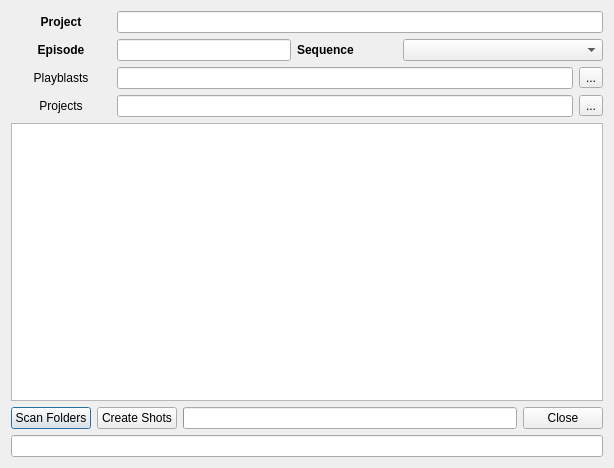
Qt form module/wildchildanimation/gui/forms/maya/breakout_upload_dialog.ui (dearyangyu/swing) before a commit.
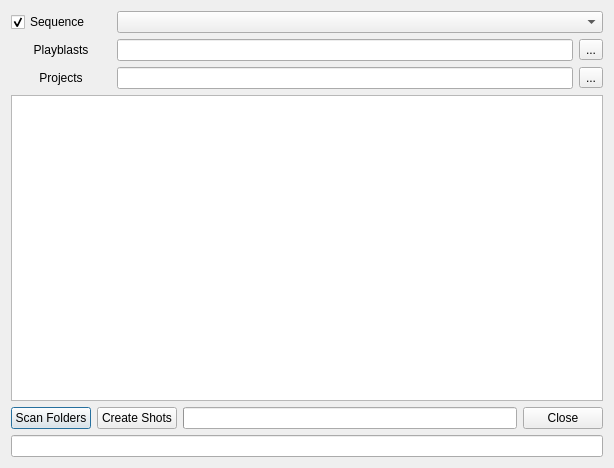
The same form after that commit.

What changed in the file:
```diff
--- a/module/wildchildanimation/gui/forms/maya/breakout_upload_dialog.ui
+++ b/module/wildchildanimation/gui/forms/maya/breakout_upload_dialog.ui
@@ -24,105 +24,21 @@
     <layout class="QHBoxLayout" name="horizontalLayoutProject">
      <item>
       <layout class="QVBoxLayout" name="verticalLayoutProject">
-       <item>
-        <layout class="QHBoxLayout" name="horizontalLayoutProjectTitle">
-         <item>
-          <widget class="QLabel" name="labelProject">
-           <property name="minimumSize">
-            <size>
-             <width>100</width>
-             <height>0</height>
-            </size>
-           </property>
-           <property name="font">
-            <font>
-             <weight>75</weight>
-             <bold>true</bold>
-            </font>
-           </property>
-           <property name="text">
-            <string>Project</string>
-           </property>
-           <property name="alignment">
-            <set>Qt::AlignCenter</set>
-           </property>
-          </widget>
-         </item>
-         <item>
-          <widget class="QLineEdit" name="lineEditProject"/>
-         </item>
-        </layout>
-       </item>
        <item>
         <layout class="QHBoxLayout" name="horizontalLayoutEpisodeSequence">
          <item>
-          <widget class="QLabel" name="labelShotEpisode">
-           <property name="sizePolicy">
-            <sizepolicy hsizetype="Fixed" vsizetype="Fixed">
-             <horstretch>0</horstretch>
-             <verstretch>0</verstretch>
-            </sizepolicy>
-           </property>
+          <widget class="QCheckBox" name="checkBoxSequence">
            <property name="minimumSize">
             <size>
              <width>100</width>
              <height>0</height>
             </size>
-           </property>
-           <property name="maximumSize">
-            <size>
-             <width>60</width>
-             <height>16777215</height>
-            </size>
-           </property>
-           <property name="font">
-            <font>
-             <weight>75</weight>
-             <bold>true</bold>
-            </font>
-           </property>
-           <property name="text">
-            <string>Episode</string>
-           </property>
-           <property name="alignment">
-            <set>Qt::AlignCenter</set>
-           </property>
-          </widget>
-         </item>
-         <item>
-          <widget class="QLineEdit" name="lineEditEpisode"/>
-         </item>
-         <item>
-          <widget class="QLabel" name="labelShotSequence">
-           <property name="sizePolicy">
-            <sizepolicy hsizetype="Fixed" vsizetype="Fixed">
-             <horstretch>0</horstretch>
-             <verstretch>0</verstretch>
-            </sizepolicy>
-           </property>
-           <property name="minimumSize">
-            <size>
-             <width>100</width>
-             <height>0</height>
-            </size>
-           </property>
-           <property name="maximumSize">
-            <size>
-             <width>60</width>
-             <height>16777215</height>
-            </size>
-           </property>
-           <property name="font">
-            <font>
-             <weight>75</weight>
-             <bold>true</bold>
-            </font>
            </property>
            <property name="text">
             <string>Sequence</string>
            </property>
-           <property name="alignment">
-            <set>Qt::AlignLeading|Qt::AlignLeft|Qt::AlignVCenter</set>
+           <property name="checked">
+            <bool>true</bool>
            </property>
           </widget>
          </item>
@@ -190,7 +106,11 @@
           </widget>
          </item>
          <item>
-          <widget class="QLineEdit" name="lineEditPlayblastFolder"/>
+          <widget class="QLineEdit" name="lineEditPlayblastFolder">
+           <property name="toolTip">
+            <string>Select a directory containing media files ###ABC_###</string>
+           </property>
+          </widget>
          </item>
          <item>
           <widget class="QToolButton" name="toolButtonSelectPlayblasts">
@@ -238,7 +158,11 @@
           </widget>
          </item>
          <item>
-          <widget class="QLineEdit" name="lineEditProjectsFolder"/>
+          <widget class="QLineEdit" name="lineEditProjectsFolder">
+           <property name="toolTip">
+            <string>Select a directory containing project files ###ABC_###</string>
+           </property>
+          </widget>
          </item>
          <item>
           <widget class="QToolButton" name="toolButtonSelectProjects">
```
Left out of the diff: 4 changed lines with no effect on the pictures.
